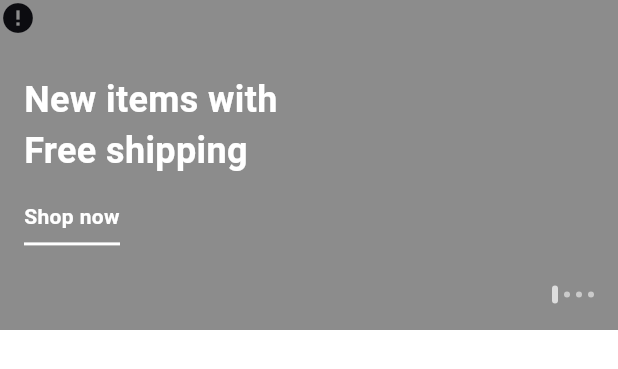
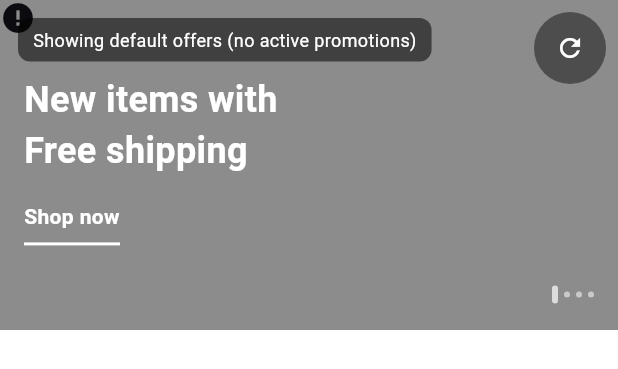
Before and after one commit to Zarathustra09/SaktoSpace, a Flutter app: the OffersCarousel widget shown alone on an empty page, opened directly, on a phone screen of 412 x 824 dp. Shown: the top 369 px of the screen. Run offline on Flutter 3.47's test engine with Material 3 defaults, Android fonts, the light colour scheme and no system bars; drawn by our look-alikes of cached_network_image; our stand-ins replace dash_chat_2, dio, firebase_core, firebase_messaging, flutter_rating_bar, flutter_svg and 6 more; missing offline and left inert: ar_flutter_plugin_plus, image_gallery_saver_plus; accounts and stored records are empty; network calls fail; Roboto replaces fonts that are missing (Grandis Extended, Plus Jakarta).

Commit message:
feat: implement dynamic promotional banner component and service for fetching promotions

```diff
--- a/lib/constants.dart
+++ b/lib/constants.dart
@@ -80,8 +80,8 @@ final emaildValidator = MultiValidator([
 
 const pasNotMatchErrorText = "passwords do not match";
 
-const String baseUrl = "https://saktospace.com/api";
-const String storageUrl = "https://saktospace.com";
+const String baseUrl = "http://192.168.100.242/api";
+const String storageUrl = "http://192.168.100.242";
 const String passwordResetUrl = "https://saktospace.com/password/reset";
 const String OPENAI_API_KEY =
     "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";
--- /dev/null
+++ b/lib/models/promotional_advertisement.dart
@@ -0,0 +1,54 @@
+import 'package:shop/constants.dart';
+
+class PromotionalAdvertisement {
+  final int id;
+  final String title;
+  final String? description;
+  final String? imageUrl;
+  final int displayOrder;
+  final DateTime? startDate;
+  final DateTime? endDate;
+
+  PromotionalAdvertisement({
+    required this.id,
+    required this.title,
+    this.description,
+    this.imageUrl,
+    required this.displayOrder,
+    this.startDate,
+    this.endDate,
+  });
+
+  factory PromotionalAdvertisement.fromJson(Map<String, dynamic> json) {
+    String? rawUrl = json['image_url'] as String?;
+    // Normalize relative storage paths
+    if (rawUrl != null && rawUrl.startsWith('/storage')) {
+      rawUrl = '$storageUrl$rawUrl';
+    }
+    return PromotionalAdvertisement(
+      id: json['id'] as int,
+      title: json['title'] as String,
+      description: json['description'] as String?,
+      imageUrl: rawUrl,
+      displayOrder: json['display_order'] as int? ?? 0,
+      startDate: json['start_date'] != null
+          ? DateTime.tryParse(json['start_date'] as String)
+          : null,
+      endDate: json['end_date'] != null
+          ? DateTime.tryParse(json['end_date'] as String)
+          : null,
+    );
+  }
+
+  Map<String, dynamic> toJson() {
+    return {
+      'id': id,
+      'title': title,
+      'description': description,
+      'image_url': imageUrl,
+      'display_order': displayOrder,
+      'start_date': startDate?.toIso8601String(),
+      'end_date': endDate?.toIso8601String(),
+    };
+  }
+}
--- a/lib/screens/home/views/components/offers_carousel.dart
+++ b/lib/screens/home/views/components/offers_carousel.dart
@@ -5,9 +5,12 @@ import 'package:shop/components/Banner/M/banner_m_style_1.dart';
 import 'package:shop/components/Banner/M/banner_m_style_2.dart';
 import 'package:shop/components/Banner/M/banner_m_style_3.dart';
 import 'package:shop/components/Banner/M/banner_m_style_4.dart';
+import 'package:shop/components/Banner/M/banner_m_dynamic.dart';
 import 'package:shop/components/dot_indicators.dart';
+import 'package:shop/models/promotional_advertisement.dart';
+import 'package:shop/services/promotion/promotional_service.dart';
 
-import '../../../../constants.dart';
+import 'package:shop/constants.dart';
 
 class OffersCarousel extends StatefulWidget {
   const OffersCarousel({
@@ -21,10 +24,12 @@ class OffersCarousel extends StatefulWidget {
 class _OffersCarouselState extends State<OffersCarousel> {
   int _selectedIndex = 0;
   late PageController _pageController;
-  late Timer _timer;
+  Timer? _timer;
+  List<PromotionalAdvertisement> _promotions = [];
+  bool _isLoading = true;
 
-  // Offers List
-  List offers = [
+  // Default fallback offers
+  List get _fallbackOffers => [
         BannerMStyle1(
           text: "New items with \nFree shipping",
           press: () {},
@@ -41,7 +46,6 @@ class _OffersCarouselState extends State<OffersCarousel> {
           press: () {},
         ),
         BannerMStyle4(
-      // image: , user your image
           title: "SUMMER \nSALE",
           subtitle: "SPECIAL OFFER",
           discountParcent: 80,
@@ -51,32 +55,83 @@ class _OffersCarouselState extends State<OffersCarousel> {
 
   @override
   void initState() {
+    super.initState();
+    print('[OffersCarousel] Initializing carousel...');
     _pageController = PageController(initialPage: 0);
-    _timer = Timer.periodic(const Duration(seconds: 4), (Timer timer) {
-      if (_selectedIndex < offers.length - 1) {
-        _selectedIndex++;
-      } else {
-        _selectedIndex = 0;
+    _loadPromotions();
   }
 
+  Future<void> _loadPromotions({bool manual = false}) async {
+    if (manual) {
+      print('[OffersCarousel] Manual refresh requested');
+      setState(() => _isLoading = true);
+    }
+    try {
+      final promotions = await PromotionalService.getActivePromotions(retries: 1);
+      print('[OffersCarousel] Received ${promotions.length} promotions (after retry)');
+      if (!mounted) return;
+      setState(() {
+        _promotions = promotions;
+        _isLoading = false;
+      });
+      if (_promotions.isEmpty) {
+        print('[OffersCarousel] Still empty after retry - staying on fallback banners');
+      }
+      _startAutoPlay();
+    } catch (e, st) {
+      print('[OffersCarousel] ERROR loading promotions: $e');
+      print('[OffersCarousel] Stack: $st');
+      if (!mounted) return;
+      setState(() => _isLoading = false);
+      _startAutoPlay();
+    }
+  }
+
+  void _startAutoPlay() {
+    _timer?.cancel();
+    final useFallback = _promotions.isEmpty;
+    final offersCount = useFallback ? _fallbackOffers.length : _promotions.length;
+    // Only autoplay dynamic promotions; for fallback keep but can disable if desired
+    if (offersCount <= 1) return;
+    _timer = Timer.periodic(const Duration(seconds: 4), (timer) {
+      _selectedIndex = (_selectedIndex + 1) % offersCount;
+      if (_pageController.hasClients) {
         _pageController.animateToPage(
           _selectedIndex,
           duration: const Duration(milliseconds: 350),
           curve: Curves.easeOutCubic,
         );
+      }
     });
-    super.initState();
   }
 
   @override
   void dispose() {
     _pageController.dispose();
-    _timer.cancel();
+    _timer?.cancel();
     super.dispose();
   }
 
   @override
   Widget build(BuildContext context) {
+    if (_isLoading) {
+      print('[OffersCarousel] Showing loading indicator...');
+      return AspectRatio(
+        aspectRatio: 1.87,
+        child: Container(
+          margin: const EdgeInsets.symmetric(horizontal: defaultPadding),
+          decoration: BoxDecoration(
+            color: Colors.grey[300],
+            borderRadius: BorderRadius.circular(defaultBorderRadious),
+          ),
+          child: const Center(child: CircularProgressIndicator()),
+        ),
+      );
+    }
+    final usingFallback = _promotions.isEmpty;
+    final displayOffers = usingFallback ? _fallbackOffers : _promotions;
+    print('[OffersCarousel] Displaying ${displayOffers.length} offers (${_promotions.isEmpty ? "fallback" : "API"})');
+
     return AspectRatio(
       aspectRatio: 1.87,
       child: Stack(
@@ -84,13 +139,54 @@ class _OffersCarouselState extends State<OffersCarousel> {
         children: [
           PageView.builder(
             controller: _pageController,
-            itemCount: offers.length,
+            itemCount: displayOffers.length,
             onPageChanged: (int index) {
-              setState(() {
-                _selectedIndex = index;
-              });
+              setState(() => _selectedIndex = index);
             },
-            itemBuilder: (context, index) => offers[index],
+            itemBuilder: (context, index) {
+              if (usingFallback) {
+                print('[OffersCarousel] Building fallback banner at index $index');
+                return _fallbackOffers[index];
+              }
+              print('[OffersCarousel] Building dynamic banner: ${_promotions[index].title}');
+              return BannerMDynamic(
+                advertisement: _promotions[index],
+                press: () {
+                  print('[OffersCarousel] Tapped promo: ${_promotions[index].title}');
+                },
+              );
+            },
+          ),
+          // Refresh button
+          Positioned(
+            top: 8,
+            right: 8,
+            child: Material(
+              color: Colors.black45,
+              shape: const CircleBorder(),
+              child: IconButton(
+                icon: const Icon(Icons.refresh, color: Colors.white, size: 20),
+                tooltip: 'Refresh promotions',
+                onPressed: () => _loadPromotions(manual: true),
+              ),
+            ),
+          ),
+          // Empty overlay notice when using fallback due to empty API list
+          if (usingFallback)
+            Positioned(
+              left: 12,
+              top: 12,
+              child: Container(
+                padding: const EdgeInsets.symmetric(horizontal: 10, vertical: 6),
+                decoration: BoxDecoration(
+                  color: Colors.black54,
+                  borderRadius: BorderRadius.circular(8),
+                ),
+                child: const Text(
+                  'Showing default offers (no active promotions)',
+                  style: TextStyle(color: Colors.white, fontSize: 12),
+                ),
+              ),
             ),
           FittedBox(
             child: Padding(
@@ -99,7 +195,7 @@ class _OffersCarouselState extends State<OffersCarousel> {
                 height: 16,
                 child: Row(
                   children: List.generate(
-                    offers.length,
+                    displayOffers.length,
                     (index) {
                       return Padding(
                         padding:
--- /dev/null
+++ b/lib/services/promotion/promotional_service.dart
@@ -0,0 +1,119 @@
+import 'dart:convert';
+import 'package:http/http.dart' as http;
+import 'package:shared_preferences/shared_preferences.dart';
+import 'package:shop/constants.dart';
+import 'package:shop/models/promotional_advertisement.dart';
+
+class PromotionalService {
+  static Future<String?> _getAuthToken() async {
+    print('[PromotionalService] Getting auth token from SharedPreferences');
+    final prefs = await SharedPreferences.getInstance();
+    final token = prefs.getString('authToken');
+    print('[PromotionalService] Retrieved token: ${token != null ? "EXISTS" : "NULL"}');
+    return token;
+  }
+
+  static Future<Map<String, String>> _getHeaders() async {
+    print('[PromotionalService] === GETTING AUTH HEADERS ===');
+    final token = await _getAuthToken();
+
+    final headers = {
+      'Content-Type': 'application/json',
+      'Accept': 'application/json',
+      if (token != null) 'Authorization': 'Bearer $token',
+    };
+
+    print('[PromotionalService] Generated headers: $headers');
+    return headers;
+  }
+
+  static Future<List<PromotionalAdvertisement>> getActivePromotions({int retries = 1}) async {
+    print('[PromotionalService] Fetching active promotions (attempt 1/${retries + 1})');
+    final ads = await _fetchActivePromotionsInternal();
+    if (ads.isEmpty && retries > 0) {
+      print('[PromotionalService] Empty result, retrying after 800ms...');
+      await Future.delayed(const Duration(milliseconds: 800));
+      final retryAds = await _fetchActivePromotionsInternal();
+      return _sortPromotions(retryAds);
+    }
+    return _sortPromotions(ads);
+  }
+
+  static List<PromotionalAdvertisement> _sortPromotions(List<PromotionalAdvertisement> list) {
+    final sorted = List<PromotionalAdvertisement>.from(list)
+      ..sort((a, b) => a.displayOrder.compareTo(b.displayOrder));
+    return sorted;
+  }
+
+  static Future<List<PromotionalAdvertisement>> _fetchActivePromotionsInternal() async {
+    print('[PromotionalService] API URL: $baseUrl/promotional-advertisements');
+    try {
+      final headers = await _getHeaders();
+      final response = await http.get(
+        Uri.parse('$baseUrl/promotional-advertisements'),
+        headers: headers,
+      );
+      print('[PromotionalService] Response status: ${response.statusCode}');
+      if (response.statusCode != 200) {
+        print('[PromotionalService] Non-200 status, returning empty list');
+        return [];
+      }
+      final body = response.body;
+      print('[PromotionalService] Raw body length: ${body.length}');
+      final jsonData = json.decode(body);
+      if (jsonData is! Map || jsonData['success'] != true) {
+        print('[PromotionalService] Invalid response structure');
+        return [];
+      }
+      final data = jsonData['data'];
+      if (data is! List || data.isEmpty) {
+        print('[PromotionalService] API returned empty promotions array');
+        return [];
+      }
+      final promotions = data.map((e) {
+        print('[PromotionalService] Promo title: ${e['title']} | img: ${e['image_url']}');
+        return PromotionalAdvertisement.fromJson(e as Map<String, dynamic>);
+      }).toList().cast<PromotionalAdvertisement>();
+      print('[PromotionalService] Parsed ${promotions.length} promotions');
+      return promotions;
+    } catch (e, st) {
+      print('[PromotionalService] Exception: $e');
+      print('[PromotionalService] Stack: $st');
+      return [];
+    }
+  }
+
+  static Future<PromotionalAdvertisement?> getPromotionById(int id) async {
+    print('[PromotionalService] Fetching promotion by ID: $id');
+    print('[PromotionalService] API URL: $baseUrl/promotional-advertisements/$id');
+
+    try {
+      final headers = await _getHeaders();
+      print('[PromotionalService] Using headers: $headers');
+
+      final response = await http.get(
+        Uri.parse('$baseUrl/promotional-advertisements/$id'),
+        headers: headers,
+      );
+
+      print('[PromotionalService] Response status: ${response.statusCode}');
+      print('[PromotionalService] Response body: ${response.body}');
+
+      if (response.statusCode == 200) {
+        final jsonData = json.decode(response.body);
+        if (jsonData['success'] == true && jsonData['data'] != null) {
+          print('[PromotionalService] Successfully fetched promotion: ${jsonData['data']['title']}');
+          return PromotionalAdvertisement.fromJson(jsonData['data']);
+        }
+      } else if (response.statusCode == 401) {
+        print('[PromotionalService] Unauthorized - Token may be invalid');
+      }
+      print('[PromotionalService] Promotion not found or invalid');
+      return null;
+    } catch (e, stackTrace) {
+      print('[PromotionalService] Error fetching promotion $id: $e');
+      print('[PromotionalService] Stack trace: $stackTrace');
+      return null;
+    }
+  }
+}
```
Also changed, not shown: lib/components/Banner/M/banner_m_dynamic.dart (added, +162 -0 lines), 3 other files. Lines whose indentation alone changed are shown as unchanged.
